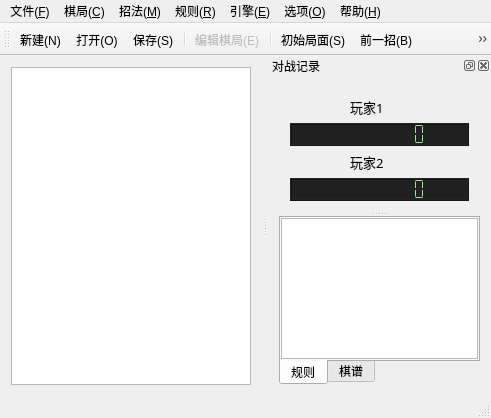
Above: NineChess/ninechesswindow.ui from calcitem/Sanmill before the change. Below: the same form after it.
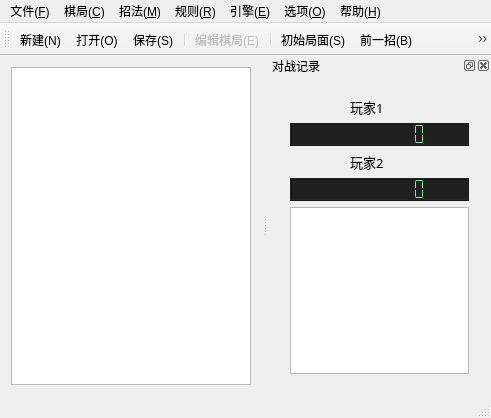
That is the form after the change. Icons and pictures are not drawn. Custom widgets are drawn as their Qt base class.

Patch:
```diff
--- a/NineChess/ninechesswindow.ui
+++ b/NineChess/ninechesswindow.ui
@@ -379,54 +379,17 @@
            </property>
           </widget>
          </item>
+         <item>
+          <widget class="SizeHintListView" name="listView">
+           <property name="font">
+            <font>
+             <pointsize>7</pointsize>
+            </font>
+           </property>
+          </widget>
+         </item>
         </layout>
        </widget>
-       <widget class="QTabWidget" name="tabWidget">
-        <property name="sizePolicy">
-         <sizepolicy hsizetype="Preferred" vsizetype="Expanding">
-          <horstretch>0</horstretch>
-          <verstretch>0</verstretch>
-         </sizepolicy>
-        </property>
-        <property name="tabPosition">
-         <enum>QTabWidget::South</enum>
-        </property>
-        <property name="currentIndex">
-         <number>0</number>
-        </property>
-        <widget class="SizeHintTextEdit" name="tab_Rule">
-         <property name="sizePolicy">
-          <sizepolicy hsizetype="Preferred" vsizetype="Expanding">
-           <horstretch>1</horstretch>
-           <verstretch>0</verstretch>
-          </sizepolicy>
-         </property>
-         <property name="font">
-          <font>
-           <pointsize>8</pointsize>
-          </font>
-         </property>
-         <property name="readOnly">
-          <bool>true</bool>
-         </property>
-         <attribute name="title">
-          <string>规则</string>
-         </attribute>
-         <layout class="QFormLayout" name="formLayout"/>
-        </widget>
-        <widget class="SizeHintListView" name="tab_Manual">
-         <property name="sizePolicy">
-          <sizepolicy hsizetype="Preferred" vsizetype="Expanding">
-           <horstretch>1</horstretch>
-           <verstretch>0</verstretch>
-          </sizepolicy>
-         </property>
-         <attribute name="title">
-          <string>棋谱</string>
-         </attribute>
-         <layout class="QFormLayout" name="formLayout"/>
-        </widget>
-       </widget>
       </widget>
      </item>
     </layout>
@@ -855,11 +818,6 @@
    <extends>QListView</extends>
    <header>sizehintlistview.h</header>
   </customwidget>
-  <customwidget>
-   <class>SizeHintTextEdit</class>
-   <extends>QPlainTextEdit</extends>
-   <header>sizehinttextedit.h</header>
-  </customwidget>
  </customwidgets>
  <resources>
   <include location="ninechesswindow.qrc"/>
```
